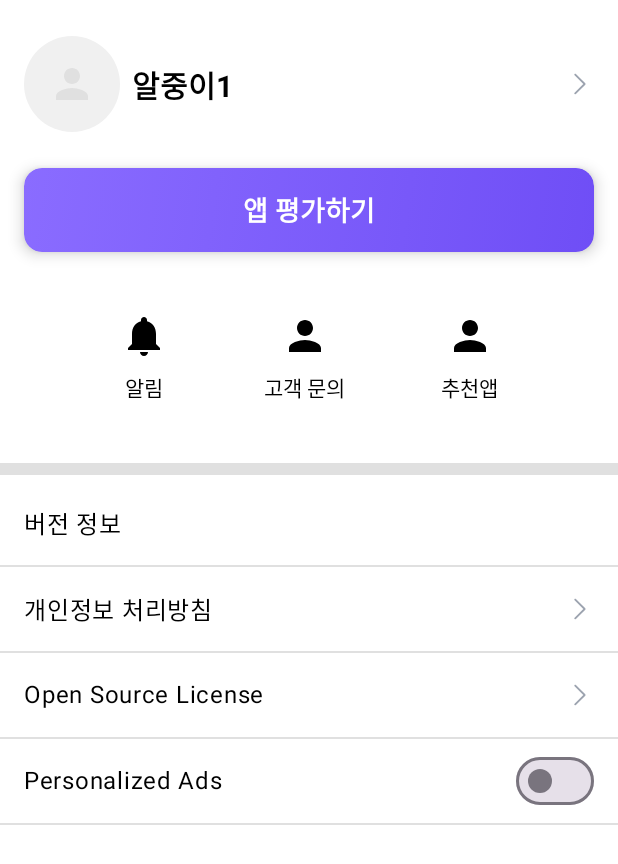
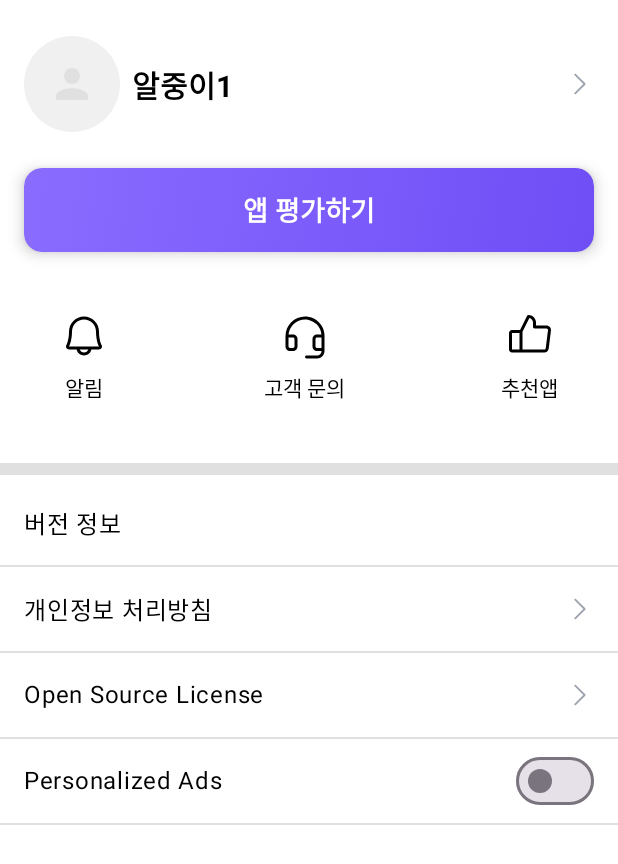
Before and after one commit to yslee-sound/AlcoholicTimer, an Android app built with Jetpack Compose: the @Preview function AboutScreenPreview, on a phone screen of 412 x 824 dp. Shown: the top 864 px of the screen. Run offline under Robolectric (Android 15) with nearby library versions, the phone set to English and light mode, and no system bars; our stand-ins replace AdMob; pictures from the network do not load.

Commit message:
rel 1.1.5 redesign 2.78

```diff
--- a/app/src/main/java/kr/sweetapps/alcoholictimer/ui/tab_05/Tab05.kt
+++ b/app/src/main/java/kr/sweetapps/alcoholictimer/ui/tab_05/Tab05.kt
@@ -24,7 +24,6 @@ import androidx.compose.foundation.shape.CircleShape
 import androidx.compose.foundation.shape.RoundedCornerShape
 import androidx.compose.foundation.verticalScroll
 import androidx.compose.material.icons.Icons
-import androidx.compose.material.icons.filled.Notifications
 import androidx.compose.material.icons.filled.Person
 import androidx.compose.material3.Icon
 import androidx.compose.material3.MaterialTheme
@@ -207,8 +206,8 @@ fun AboutScreen(
         Row(
             modifier = Modifier
                 .fillMaxWidth()
-                .padding(horizontal = dims.padding.large),
-            horizontalArrangement = Arrangement.SpaceEvenly
+                .padding(horizontal = 40.dp),
+            horizontalArrangement = Arrangement.SpaceBetween
         ) {
             // 알림
             Column(
@@ -216,7 +215,7 @@ fun AboutScreen(
                 horizontalAlignment = Alignment.CenterHorizontally
             ) {
                 Icon(
-                    imageVector = Icons.Default.Notifications,
+                    painter = painterResource(id = R.drawable.bell),
                     contentDescription = null,
                     tint = Color.Black,
                     modifier = Modifier.size(32.dp)
@@ -236,7 +235,7 @@ fun AboutScreen(
                 horizontalAlignment = Alignment.CenterHorizontally
             ) {
                 Icon(
-                    imageVector = Icons.Default.Person,
+                    painter = painterResource(id = R.drawable.headset),
                     contentDescription = null,
                     tint = Color.Black,
                     modifier = Modifier.size(32.dp)
@@ -256,7 +255,7 @@ fun AboutScreen(
                 horizontalAlignment = Alignment.CenterHorizontally
             ) {
                 Icon(
-                    imageVector = Icons.Default.Person,
+                    painter = painterResource(id = R.drawable.thumbsup),
                     contentDescription = null,
                     tint = Color.Black,
                     modifier = Modifier.size(32.dp)
```
